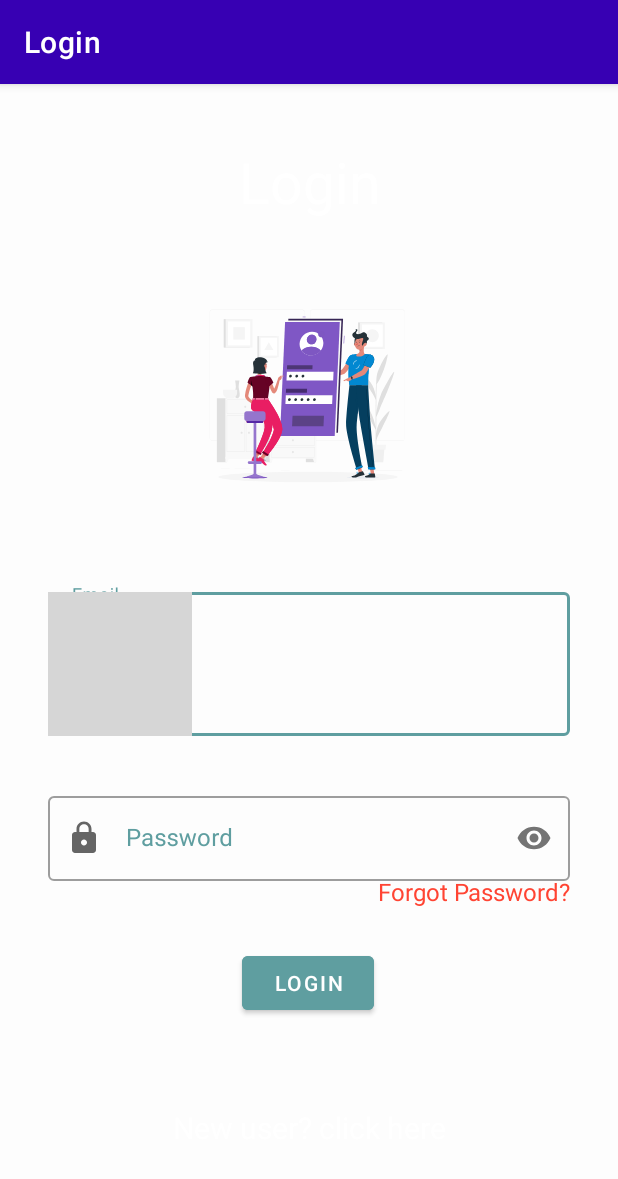
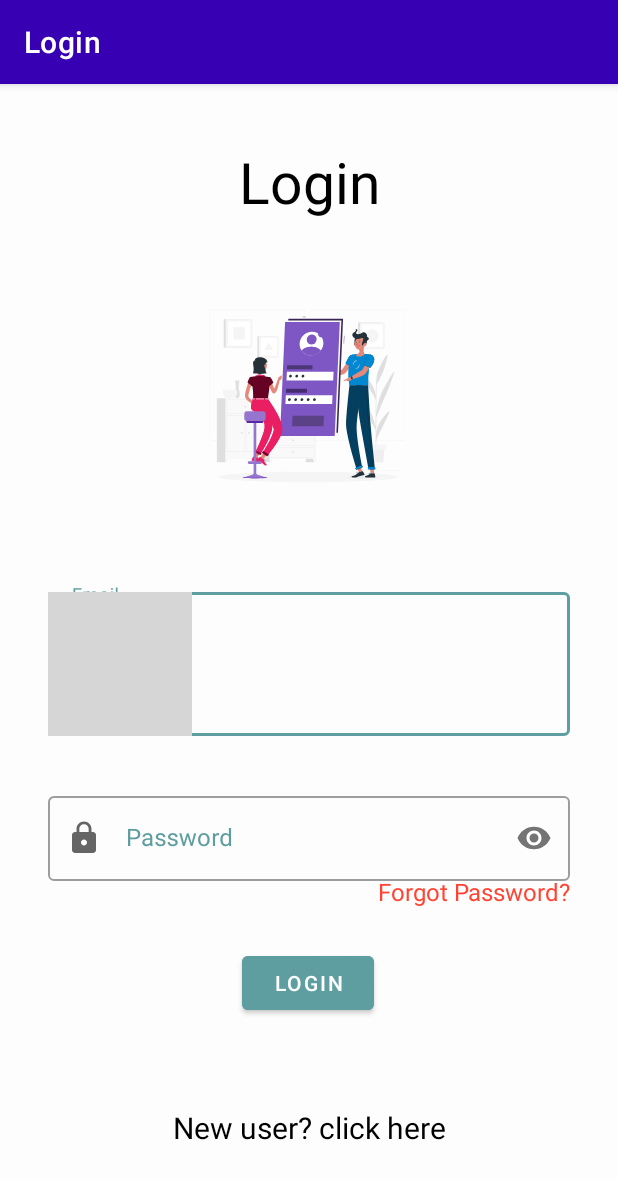
Before and after one commit to ShaikhFarhan882/ToDoApp, an Android app: the screen it shows after launch (MainActivity), on a phone screen of 412 x 824 dp. Shown: the top 1179 px of the screen. Run offline under Robolectric (Android 15) with nearby library versions, the phone set to English and light mode, and no system bars; our stand-ins replace Firebase (no records; nobody signed in at launch, a user with empty details on screens opened directly), data binding; grey boxes are pictures that could not be loaded.

Commit message:
Fixed some ui elements

```diff
--- a/app/src/main/res/layout/fragment_add_new_task.xml
+++ b/app/src/main/res/layout/fragment_add_new_task.xml
@@ -19,7 +19,7 @@
             android:layout_height="wrap_content"
             android:text="Add Todo"
             android:textAlignment="center"
-            android:textColor="@color/white"
+            android:textColor="@color/textcolor"
             android:textSize="28sp"
             app:layout_constraintBottom_toBottomOf="parent"
             app:layout_constraintEnd_toEndOf="parent"
--- a/app/src/main/res/layout/fragment_login.xml
+++ b/app/src/main/res/layout/fragment_login.xml
@@ -19,7 +19,7 @@
             android:layout_height="wrap_content"
             android:text="Login"
             android:textAlignment="center"
-            android:textColor="@color/white"
+            android:textColor="@color/textcolor"
             android:textSize="38sp"
             app:layout_constraintBottom_toBottomOf="parent"
             app:layout_constraintEnd_toEndOf="parent"
@@ -64,7 +64,7 @@
                 android:layout_height="wrap_content"
                 android:inputType="text"
                 android:maxLength="35"
-                android:textColor="@color/white" />
+                android:textColor="@color/textcolor" />
 
         </com.google.android.material.textfield.TextInputLayout>
 
@@ -93,7 +93,7 @@
                 android:layout_height="wrap_content"
                 android:inputType="textPassword"
                 android:maxLength="16"
-                android:textColor="@color/white" />
+                android:textColor="@color/textcolor" />
 
         </com.google.android.material.textfield.TextInputLayout>
 
@@ -133,7 +133,7 @@
             android:layout_height="wrap_content"
             android:text="New user? click here"
             android:textAlignment="center"
-            android:textColor="@color/white"
+            android:textColor="@color/textcolor"
             android:textSize="20sp"
             app:layout_constraintBottom_toBottomOf="parent"
             app:layout_constraintEnd_toEndOf="parent"
--- a/app/src/main/res/layout/fragment_task_list.xml
+++ b/app/src/main/res/layout/fragment_task_list.xml
@@ -14,7 +14,7 @@
         tools:context=".ui.TaskList">
 
         <androidx.recyclerview.widget.RecyclerView
-            android:layout_margin="10dp"
+            android:layout_margin="8dp"
             android:id="@+id/RecView"
             android:layout_width="0dp"
             tools:listitem="@layout/singlerow_todolist"
--- a/app/src/main/res/layout/singlerow_todolist.xml
+++ b/app/src/main/res/layout/singlerow_todolist.xml
@@ -27,7 +27,7 @@
             app:layout_constraintHorizontal_bias="0.5"
             app:layout_constraintStart_toStartOf="parent"
             app:layout_constraintTop_toTopOf="parent"
-            app:strokeColor="@color/yellow"
+            app:strokeColor="@color/bordercolor"
             app:strokeWidth="2dp">
 
             <LinearLayout
--- a/app/src/main/res/values-night/colors.xml
+++ b/app/src/main/res/values-night/colors.xml
@@ -8,6 +8,7 @@
     <color name="gray">#727D9E</color>
 
     <color name="textcolor">#FFFFFFFF</color>
+    <color name="bordercolor">#FFFFFFFF</color>
 
     <color name="green">#5AB271</color>
     <color name="red">#FF4433</color>
--- a/app/src/main/res/values/colors.xml
+++ b/app/src/main/res/values/colors.xml
@@ -10,6 +10,7 @@
     <color name="white">#FFFFFFFF</color>
 
     <color name="textcolor">#FF000000</color>
+    <color name="bordercolor">#FF000000</color>
 
     <color name="dark">#FDFDFD</color>
     <color name="gray">#727D9E</color>
```
Also changed, not shown: app/src/main/res/layout/fragment_sign_up.xml (+4 -4 lines).
